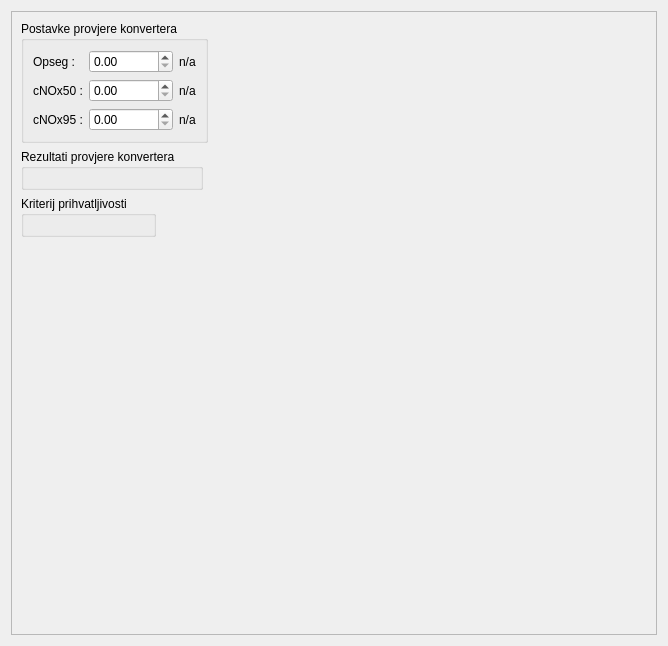
The window that app/view/uiFiles/tab_konverter.ui (vmilic/umjeravanje) describes before a commit, drawn with Qt 5.
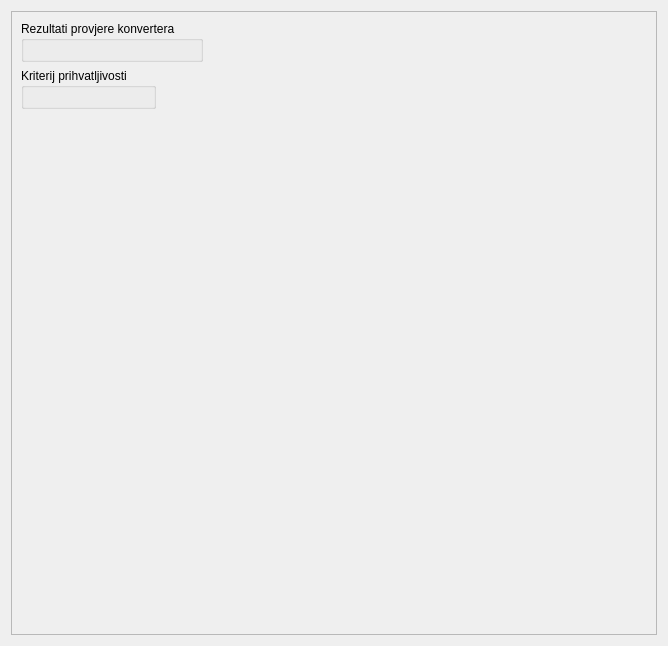
The same window after the commit.

The edit to the form file:
```diff
--- a/app/view/uiFiles/tab_konverter.ui
+++ b/app/view/uiFiles/tab_konverter.ui
@@ -34,95 +34,6 @@
          <property name="margin">
           <number>0</number>
          </property>
-         <item>
-          <layout class="QHBoxLayout" name="horizontalLayout_2">
-           <item>
-            <widget class="QGroupBox" name="groupBox">
-             <property name="title">
-              <string>Postavke provjere konvertera</string>
-             </property>
-             <layout class="QGridLayout" name="gridLayout">
-              <item row="0" column="0">
-               <widget class="QLabel" name="label_12">
-                <property name="text">
-                 <string>Opseg :</string>
-                </property>
-               </widget>
-              </item>
-              <item row="1" column="1">
-               <widget class="QDoubleSpinBox" name="cnox50SpinBox">
-                <property name="maximum">
-                 <double>1000000.000000000000000</double>
-                </property>
-               </widget>
-              </item>
-              <item row="1" column="0">
-               <widget class="QLabel" name="label_13">
-                <property name="text">
-                 <string>cNOx50 :</string>
-                </property>
-               </widget>
-              </item>
-              <item row="1" column="2">
-               <widget class="QLabel" name="labelKonverter50">
-                <property name="text">
-                 <string>n/a</string>
-                </property>
-               </widget>
-              </item>
-              <item row="0" column="1">
-               <widget class="QDoubleSpinBox" name="konverterOpseg">
-                <property name="maximum">
-                 <double>1000000.000000000000000</double>
-                </property>
-               </widget>
-              </item>
-              <item row="0" column="2">
-               <widget class="QLabel" name="labelKonverterOpseg">
-                <property name="text">
-                 <string>n/a</string>
-                </property>
-               </widget>
-              </item>
-              <item row="2" column="0">
-               <widget class="QLabel" name="label_14">
-                <property name="text">
-                 <string>cNOx95 :</string>
-                </property>
-               </widget>
-              </item>
-              <item row="2" column="1">
-               <widget class="QDoubleSpinBox" name="cnox95SpinBox">
-                <property name="maximum">
-                 <double>1000000.000000000000000</double>
-                </property>
-               </widget>
-              </item>
-              <item row="2" column="2">
-               <widget class="QLabel" name="labelKonverter95">
-                <property name="text">
-                 <string>n/a</string>
-                </property>
-               </widget>
-              </item>
-             </layout>
-            </widget>
-           </item>
-           <item>
-            <spacer name="horizontalSpacer">
-             <property name="orientation">
-              <enum>Qt::Horizontal</enum>
-             </property>
-             <property name="sizeHint" stdset="0">
-              <size>
-               <width>40</width>
-               <height>20</height>
-              </size>
-             </property>
-            </spacer>
-           </item>
-          </layout>
-         </item>
          <item>
           <layout class="QHBoxLayout" name="horizontalLayout_3">
            <item>
```
